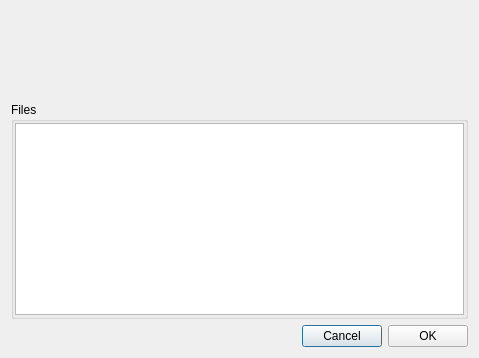
The window that gui_source/dialoginstallmodule.ui (horsicq/x64dbg-Plugin-Manager) describes before a commit, drawn with Qt 5.
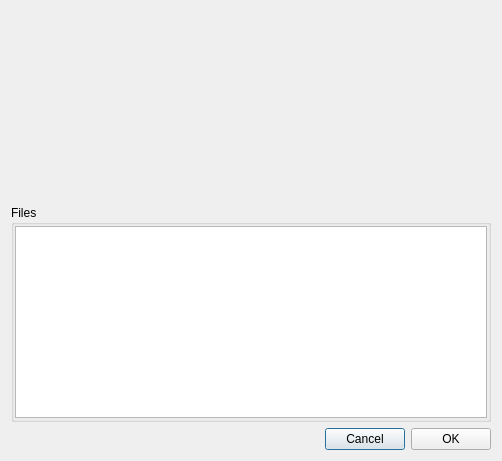
The same window after the commit. Custom widgets are drawn as their Qt base class.

Patch:
```diff
--- a/gui_source/dialoginstallmodule.ui
+++ b/gui_source/dialoginstallmodule.ui
@@ -9,8 +9,8 @@
    <rect>
     <x>0</x>
     <y>0</y>
-    <width>479</width>
-    <height>358</height>
+    <width>502</width>
+    <height>461</height>
    </rect>
   </property>
   <property name="windowTitle">
@@ -65,8 +65,11 @@
         <attribute name="verticalHeaderVisible">
          <bool>false</bool>
         </attribute>
+        <attribute name="verticalHeaderMinimumSectionSize">
+         <number>20</number>
+        </attribute>
         <attribute name="verticalHeaderDefaultSectionSize">
-         <number>23</number>
+         <number>20</number>
         </attribute>
        </widget>
       </item>
```
